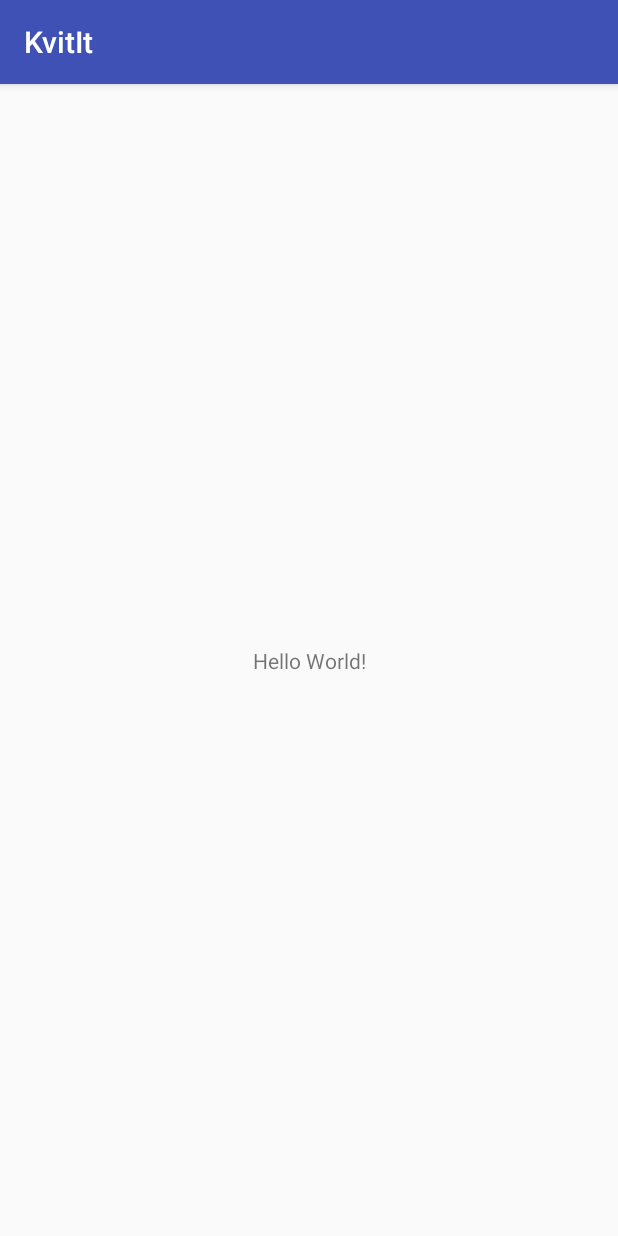
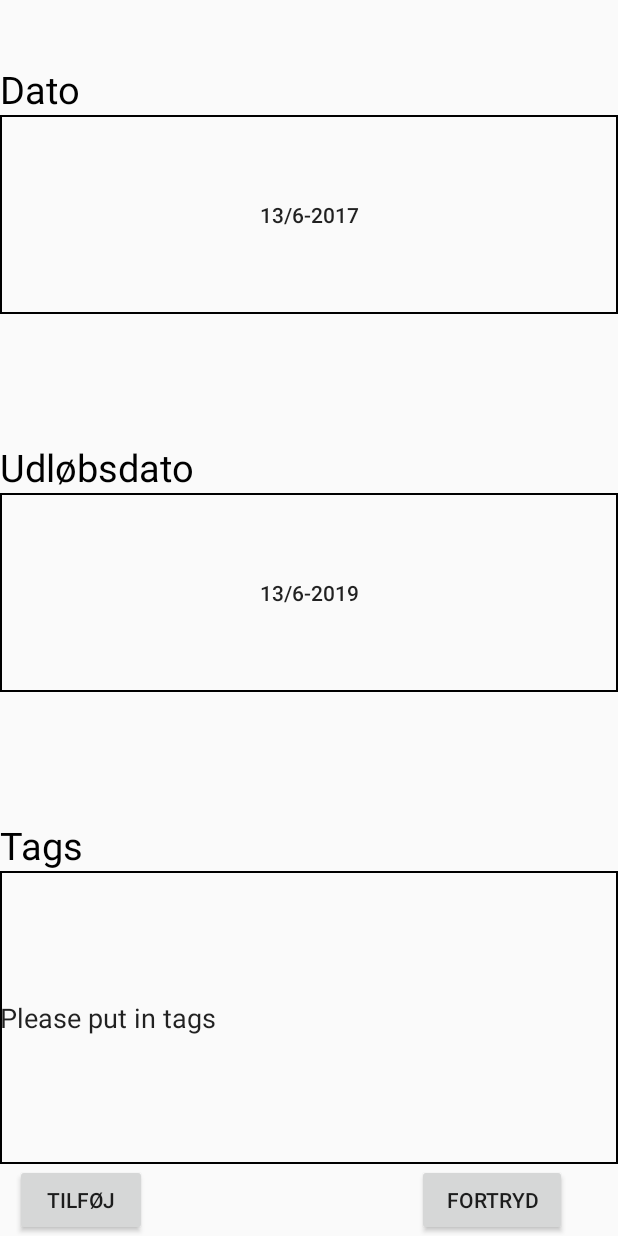
Before and after one commit to EmilieKvist/KvitIt1.0, an Android app: the screen it shows after launch (HomeActivity before the commit, AddReceiptActivity after it), on a phone screen of 412 x 824 dp. Run offline under Robolectric (Android 15) with nearby library versions, the phone set to English and light mode, and no system bars.

Commit message:
AddReceipt virker lidt

```diff
--- a/app/build.gradle
+++ b/app/build.gradle
@@ -5,7 +5,7 @@ android {
     buildToolsVersion "25.0.3"
     defaultConfig {
         applicationId "com.example.emiliekvist.kvitit"
-        minSdkVersion 18
+        minSdkVersion 23
         targetSdkVersion 25
         versionCode 1
         versionName "1.0"
--- a/app/src/main/AndroidManifest.xml
+++ b/app/src/main/AndroidManifest.xml
@@ -16,6 +16,13 @@
                 <category android:name="android.intent.category.LAUNCHER" />
             </intent-filter>
         </activity>
+        <activity android:name=".AddReceiptActivity">
+            <intent-filter>
+                <action android:name="android.intent.action.MAIN" />
+
+                <category android:name="android.intent.category.LAUNCHER" />
+            </intent-filter>
+        </activity>
     </application>
 
 </manifest>
--- /dev/null
+++ b/app/src/main/java/com/example/emiliekvist/kvitit/AddReceiptActivity.java
@@ -0,0 +1,96 @@
+package com.example.emiliekvist.kvitit;
+
+import android.app.Activity;
+import android.os.Bundle;
+import java.text.SimpleDateFormat;
+import java.util.Calendar;
+import java.util.Locale;
+import android.app.DatePickerDialog;
+import android.app.DatePickerDialog.OnDateSetListener;
+import android.text.InputType;
+import android.view.Menu;
+import android.view.View;
+import android.view.View.OnClickListener;
+import android.widget.Button;
+import android.widget.DatePicker;
+import android.widget.EditText;
+
+/**
+ * Created by EmilieKvist on 13-06-2017.
+ */
+
+public class AddReceiptActivity extends Activity implements OnDateSetListener {
+
+    private Button date;
+    private Button endDate;
+
+    private DatePickerDialog dateDialog;
+    private DatePickerDialog endDateDialog;
+
+    @Override
+    protected void onCreate(Bundle savedInstanceState) {
+        super.onCreate(savedInstanceState);
+        setContentView(R.layout.add_receipt);
+
+        Calendar calendar = Calendar.getInstance();
+        int year = calendar.get(Calendar.YEAR);
+        int month = calendar.get(Calendar.MONTH);
+        if (month < 12) {
+            month++;
+        } else {
+            month = 1;
+        }
+        int day = calendar.get(Calendar.DAY_OF_MONTH);
+
+        dateDialog = new DatePickerDialog(this, AddReceiptActivity.this, year, month, day);
+        endDateDialog = new DatePickerDialog(this, AddReceiptActivity.this, year+2, month, day);
+
+        date = (Button) findViewById(R.id.date);
+        date.setText(day + "/" + month + "-" + year);
+        endDate = (Button) findViewById(R.id.endDate);
+        year = year+2;
+        endDate.setText(day + "/" + month + "-" + year);
+
+        date.setOnClickListener(new OnClickListener() {
+            @Override
+            public void onClick(View v) {
+                dateDialog.show();
+                dateDialog.setOnDateSetListener(new OnDateSetListener() {
+                    @Override
+                    public void onDateSet(DatePicker view, int year, int month, int dayOfMonth) {
+                        date.setText(dayOfMonth + "/" + month + "-" + year);
+                        year = year + 2;
+                        endDate.setText(dayOfMonth + "/" + month + "-" + year);
+                    }
+                });
+                /*int year = dateDialog.getDatePicker().getYear();
+                int month = dateDialog.getDatePicker().getMonth();
+                if (month < 12) {
+                    month++;
+                } else {
+                    month = 1;
+                }
+                int day = dateDialog.getDatePicker().getDayOfMonth();*/
+                //onDateSet(dateDialog.getDatePicker(), dateDialog.getDatePicker().getDayOfMonth(),
+                  //      dateDialog.getDatePicker().getMonth(), dateDialog.getDatePicker().getYear());
+            }
+        });
+
+        endDate.setOnClickListener(new OnClickListener() {
+            @Override
+            public void onClick(View v) {
+                endDateDialog.show();
+                endDateDialog.setOnDateSetListener(new OnDateSetListener() {
+                    @Override
+                    public void onDateSet(DatePicker view, int year, int month, int dayOfMonth) {
+                        endDate.setText(dayOfMonth + "/" + month + "-" + year);
+                    }
+                });
+            }
+        });
+    }
+
+    @Override
+    public void onDateSet(DatePicker view, int year, int month, int dayOfMonth) {
+    }
+}
--- /dev/null
+++ b/app/src/main/res/drawable/button_color.xml
@@ -0,0 +1,6 @@
+<?xml version="1.0" encoding="utf-8"?>
+<shape xmlns:android="http://schemas.android.com/apk/res/android">
+    <stroke
+        android:width="1dp"
+        android:color="@color/colorPrimary" />
+</shape>
--- /dev/null
+++ b/app/src/main/res/drawable/edges_textbox.xml
@@ -0,0 +1,6 @@
+<?xml version="1.0" encoding="utf-8"?>
+<shape xmlns:android="http://schemas.android.com/apk/res/android">
+    <stroke
+        android:width="1dp"
+        android:color="@color/colorBlack" />
+</shape>
--- /dev/null
+++ b/app/src/main/res/layout/add_receipt.xml
@@ -0,0 +1,86 @@
+<?xml version="1.0" encoding="utf-8"?>
+<LinearLayout xmlns:android="http://schemas.android.com/apk/res/android"
+    android:orientation="vertical"
+    android:layout_width="match_parent"
+    android:layout_height="match_parent">
+
+    <TextView
+        android:id="@+id/txt_date"
+        android:layout_width="fill_parent"
+        android:layout_height="wrap_content"
+        android:layout_weight="0.25"
+        android:text="Dato"
+        android:textSize="25sp"
+        android:gravity="bottom"
+        android:textColor="@color/colorBlack"/>
+
+    <Button
+        android:id="@+id/date"
+        android:layout_width="fill_parent"
+        android:layout_height="wrap_content"
+        android:background="@drawable/edges_textbox"
+        android:layout_weight="0.50"
+        />
+
+    <TextView
+        android:id="@+id/txt_endDate"
+        android:layout_width="fill_parent"
+        android:layout_height="wrap_content"
+        android:layout_weight="0.5"
+        android:text="Udløbsdato"
+        android:textSize="25sp"
+        android:gravity="bottom"
+        android:textColor="@color/colorBlack"/>
+
+    <Button
+        android:id="@+id/endDate"
+        android:layout_width="fill_parent"
+        android:layout_height="wrap_content"
+        android:background="@drawable/edges_textbox"
+        android:layout_weight="0.50"
+        />
+
+    <TextView
+        android:id="@+id/txt_tags"
+        android:layout_width="fill_parent"
+        android:layout_height="wrap_content"
+        android:layout_weight="0.50"
+        android:text="Tags"
+        android:textSize="25sp"
+        android:gravity="bottom"
+        android:textColor="@color/colorBlack" />
+
+    <EditText
+        android:layout_width="fill_parent"
+        android:layout_height="wrap_content"
+        android:background="@drawable/edges_textbox"
+        android:layout_weight="1"
+        android:text="Please put in tags"
+        />
+
+    <LinearLayout xmlns:android="http://schemas.android.com/apk/res/android"
+        android:orientation="horizontal"
+        android:layout_width="fill_parent"
+        android:layout_height="wrap_content"
+        android:weightSum="1">
+
+        <Button
+            android:id="@+id/tilføj_button"
+            android:layout_width="wrap_content"
+            android:layout_height="wrap_content"
+            android:text="Tilføj"
+            android:gravity="center"
+            android:layout_marginLeft="10dp"
+            android:layout_marginRight="90dp"/>
+
+        <Button
+            android:id="@+id/fortryd_button"
+            android:layout_width="100dp"
+            android:layout_height="wrap_content"
+            android:text="Fortryd"
+            android:gravity="center"
+            android:layout_marginRight="10dp"
+            android:layout_marginLeft="90dp"/>
+    </LinearLayout>
+
+</LinearLayout>
--- a/app/src/main/res/values/colors.xml
+++ b/app/src/main/res/values/colors.xml
@@ -3,4 +3,5 @@
     <color name="colorPrimary">#3F51B5</color>
     <color name="colorPrimaryDark">#303F9F</color>
     <color name="colorAccent">#FF4081</color>
+    <color name="colorBlack">#000</color>
 </resources>
```
